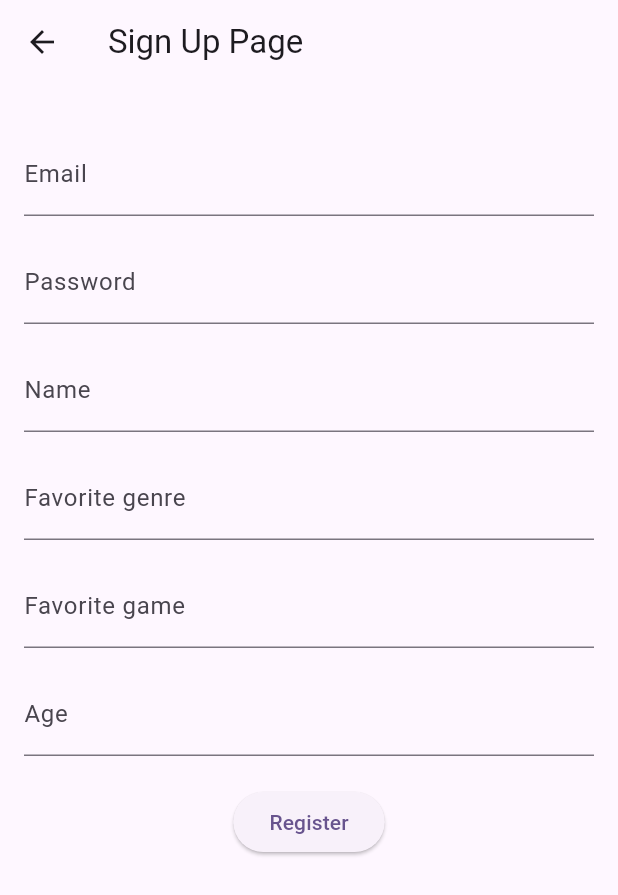
After one commit to AlexRavodin/GameReview, a Flutter app: the SignUpPage screen opened directly, on a phone screen of 412 x 824 dp. The commit adds this screen. Shown: the top 895 px of the screen. Run offline on Flutter 3.47's test engine with Material 3 defaults, Android fonts, the phone set to English and light mode, and no system bars; our stand-ins replace carousel_slider, cloud_firestore, firebase_auth, firebase_core, firebase_storage; accounts and stored records are empty; network calls fail.

Commit message:
add functionality

```diff
--- a/DartOne/lib/model/user.dart
+++ b/DartOne/lib/model/user.dart
@@ -1,4 +1,7 @@
+import 'package:cloud_firestore/cloud_firestore.dart';
+
 class User {
+
   String id;
   String email;
   String name;
@@ -6,6 +9,17 @@ class User {
   String favoriteGame;
   int age;
 
+  User(this.id, this.email, this.name, this.favoriteGenre, this.favoriteGame, this.age);
 
-  User(this.id, this.email, this.name, this.favoriteGenre, this.favoriteGame, this.age);
+  factory User.fromFirestore(DocumentSnapshot doc) {
+    Map data = doc.data() as Map<String, dynamic>;
+    return User(
+      doc.id,
+      data['email'] ?? '',
+      data['name'] ?? '',
+      data['favoriteGenre'] ?? '',
+      data['favoriteGame'] ?? '',
+      data['age'] ?? 0,
+    );
+  }
 }
--- /dev/null
+++ b/DartOne/lib/pages/signup_page.dart
@@ -0,0 +1,124 @@
+import 'package:flutter/material.dart';
+import 'package:game_review/pages/signin_page.dart';
+import 'package:firebase_auth/firebase_auth.dart';
+
+import '../model/user.dart' as app_user;
+import '../provider/auth_provider.dart' as app_auth_provider;
+import '../provider/data_provider.dart';
+
+class SignUpPage extends StatefulWidget {
+  const SignUpPage({super.key});
+
+  @override
+  _SignUpPageState createState() => _SignUpPageState();
+}
+
+class _SignUpPageState extends State<SignUpPage> {
+  final _emailController = TextEditingController();
+  final _passwordController = TextEditingController();
+  final _nameController = TextEditingController();
+  final _favoriteGenreController = TextEditingController();
+  final _favoriteGameController = TextEditingController();
+  final _ageController = TextEditingController();
+
+  final _authProvider = app_auth_provider.AuthProvider();
+  final _dataProvider = DataProvider();
+
+  Future<void> _register() async {
+    User? user;
+    String errorMessage = 'Error';
+
+    try {
+      user = await _authProvider.createUser(_emailController.text,
+                                            _passwordController.text);
+
+      _dataProvider.addUser(app_user.User(user!.uid, user.email ?? "",
+          _nameController.text, _favoriteGenreController.text,
+          _favoriteGameController.text,
+          int.tryParse(_ageController.text) ?? 0));
+
+      final currentContext = context;
+      Future.microtask(() {
+        Navigator.of(currentContext).push(MaterialPageRoute(builder: (context) => const SignInPage()));
+      });
+      return;
+
+    } on FirebaseAuthException catch (e) {
+      if (e.code == 'weak-password') {
+        errorMessage = 'Password it too weak.';
+      }
+      else if (e.code == 'email-already-in-use') {
+        errorMessage = 'Account with this e-mail already exists.';
+      }
+    } catch (e) {
+      errorMessage = 'Error';
+    }
+
+    ScaffoldMessenger.of(context).showSnackBar(
+        SnackBar(
+          content: Text(errorMessage),
+          backgroundColor: Colors.red,
+        ),
+    );
+  }
+
+  @override
+  Widget build(BuildContext context) {
+    return Scaffold(
+      appBar: AppBar(
+        title: const Text('Sign Up Page'),
+      ),
+      body: SingleChildScrollView(
+      child: Padding(
+        padding: const EdgeInsets.all(16.0),
+        child: Column(
+          mainAxisSize: MainAxisSize.min,
+          children: <Widget>[
+            const SizedBox(height: 16.0),
+            TextFormField(
+              keyboardType: TextInputType.emailAddress,
+              controller: _emailController,
+              decoration: const InputDecoration(labelText: 'Email'),
+            ),
+            const SizedBox(height: 16.0),
+            TextFormField(
+              controller: _passwordController,
+              decoration: const InputDecoration(labelText: 'Password'),
+              obscureText: true,
+            ),
+            const SizedBox(height: 16.0),
+            TextFormField(
+              keyboardType: TextInputType.text,
+              controller: _nameController,
+              decoration: const InputDecoration(labelText: 'Name'),
+            ),
+            const SizedBox(height: 16.0),
+            TextFormField(
+              keyboardType: TextInputType.text,
+              controller: _favoriteGenreController,
+              decoration: const InputDecoration(labelText: 'Favorite genre'),
+            ),
+            const SizedBox(height: 16.0),
+            TextFormField(
+              keyboardType: TextInputType.text,
+              controller: _favoriteGameController,
+              decoration: const InputDecoration(labelText: 'Favorite game'),
+            ),
+            const SizedBox(height: 16.0),
+            TextFormField(
+              keyboardType: TextInputType.text,
+              controller: _ageController,
+              decoration: const InputDecoration(labelText: 'Age'),
+            ),
+            const SizedBox(height: 20),
+            ElevatedButton(
+              onPressed: _register,
+              child: const Text('Register'),
+            ),
+          ],
+        ),
+      ),
+      ),
+    );
+  }
+}
--- /dev/null
+++ b/DartOne/lib/provider/image_provider.dart
@@ -0,0 +1,13 @@
+import 'package:firebase_storage/firebase_storage.dart';
+
+class ImageProvider {
+
+  final FirebaseStorage _storage = FirebaseStorage.instance;
+
+  Future<String> normalizeFirebaseUrl(String imagePath) async {
+    String url = await _storage.ref(imagePath).getDownloadURL();
+
+    return url;
+  }
+
+}
--- a/DartOne/pubspec.yaml
+++ b/DartOne/pubspec.yaml
@@ -39,6 +39,7 @@ dependencies:
   firebase_auth: ^4.18.0
   cloud_firestore: ^4.15.10
   firebase_storage: ^11.6.11
+  carousel_slider: ^4.2.1
 
 dev_dependencies:
   flutter_test:
```
Also changed, not shown: DartOne/lib/model/favorite_item.dart (+11 -0 lines), DartOne/lib/model/game_image.dart (+13 -1 lines), DartOne/lib/pages/game_detail_page.dart (+39 -6 lines), DartOne/lib/pages/games_page.dart (+11 -0 lines), DartOne/lib/pages/register_page.dart (deleted, +0 -60 lines), DartOne/lib/pages/signin_page.dart (+44 -15 lines), DartOne/lib/pages/user_detail_page.dart (added, +205 -0 lines), DartOne/lib/provider/auth_provider.dart (+21 -33 lines), DartOne/lib/provider/data_provider.dart (+99 -24 lines), DartOne/flutter_01.png (added), DartOne/pubspec.lock.
